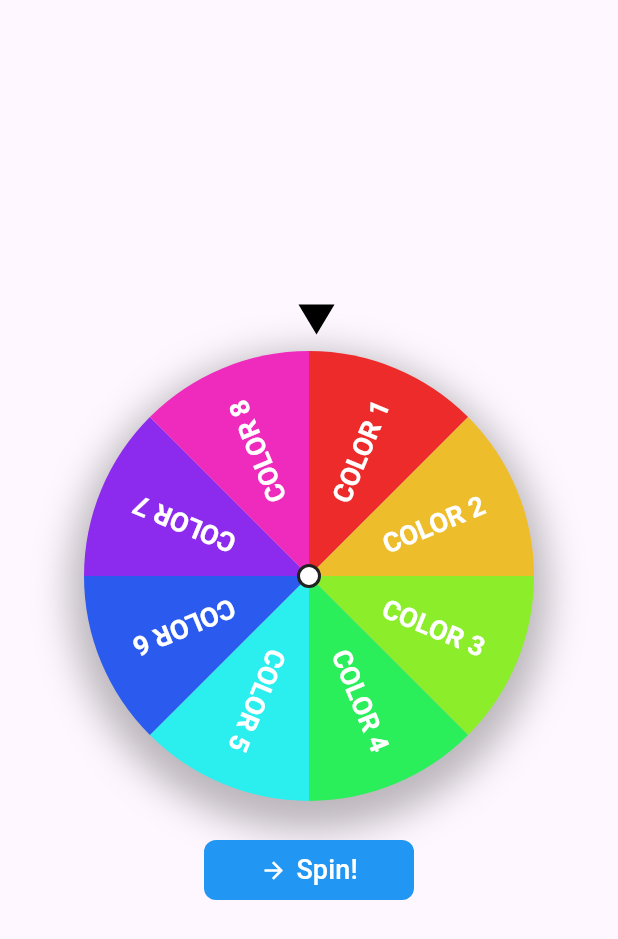
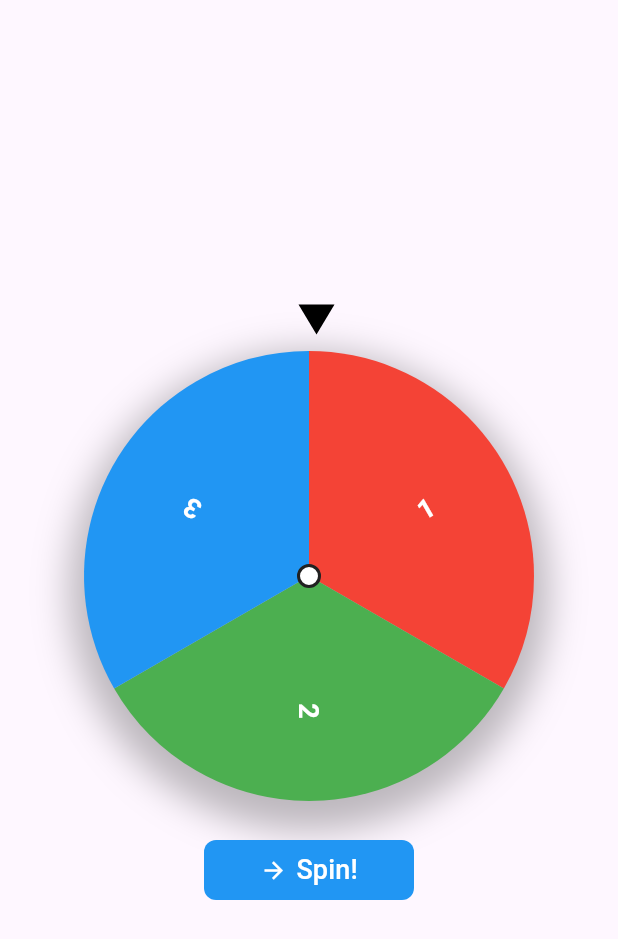
Before and after one commit to Tahaylmz/gamification-wheel, a Flutter app: the WheelPage screen opened directly, on a phone screen of 412 x 824 dp. Shown: the top 939 px of the screen. Run offline on Flutter 3.47's test engine with Material 3 defaults, Android fonts, the phone set to English and light mode, and no system bars; our stand-ins replace bloc, dartz, equatable, flutter_bloc, get_it.

Commit message:
chore: update version to 0.1.4, implement breaking changes for color parameters, remove unused dependencies, and enhance documentation

```diff
--- a/lib/domain/entities/wheel/wheel_segment.dart
+++ b/lib/domain/entities/wheel/wheel_segment.dart
@@ -1,4 +1,5 @@
 import 'package:equatable/equatable.dart';
+import 'package:flutter/material.dart' show Color;
 
 // ========================================
 // WHEEL SEGMENT ENTITY
@@ -13,7 +14,7 @@ class WheelSegment extends Equatable {
   // ========================================
   final String id; // Unique segment identifier
   final String text; // Text to be displayed on the segment
-  final String color; // Segment color (hex format)
+  final Color color; // Segment color
   final double probability; // Probability of the segment being selected
 
   // ========================================
@@ -22,7 +23,7 @@ class WheelSegment extends Equatable {
   const WheelSegment({
     required this.id, // Unique segment identifier
     required this.text, // Text to be displayed on the segment
-    required this.color, // Segment color (hex format)
+    required this.color, // Segment color
     this.probability = 1.0, // Default weight
   });
 
@@ -38,7 +39,7 @@ class WheelSegment extends Equatable {
   WheelSegment copyWith({
     String? id,
     String? text,
-    String? color,
+    Color? color,
     double? probability,
   }) {
     return WheelSegment(
--- a/lib/gamification_wheel.dart
+++ b/lib/gamification_wheel.dart
@@ -32,9 +32,6 @@ export 'domain/entities/wheel/wheel_segment.dart';
 export 'core/constants/wheel_constants.dart';
 export 'core/constants/color_constants.dart';
 
-// Utils
-export 'utils/color_utils.dart';
-
 // Repository Interface
 export 'domain/repositories/wheel_repository.dart';
 
--- a/lib/presentation/blocs/wheel_display/wheel_display_bloc.dart
+++ b/lib/presentation/blocs/wheel_display/wheel_display_bloc.dart
@@ -1,4 +1,5 @@
 import 'package:bloc/bloc.dart';
+import 'package:flutter/material.dart' show Colors, Color;
 import '../../../domain/entities/wheel/wheel_segment.dart';
 import 'events.dart';
 import 'states.dart';
@@ -50,7 +51,7 @@ class WheelDisplayBloc extends Bloc<WheelDisplayEvent, WheelDisplayState> {
     // VALIDATION
     // ========================================
     if (segments.isEmpty) {
-      return const WheelSegment(id: '1', text: '1', color: '#FF6B6B');
+      return const WheelSegment(id: '1', text: '1', color: Colors.red);
     }
 
     // ========================================
@@ -114,8 +115,8 @@ class WheelDisplayBloc extends Bloc<WheelDisplayEvent, WheelDisplayState> {
   }
 
   /// Calculates the arrow color
-  String getArrowColorHex(WheelSegment currentSegment, double angle) {
+  Color getArrowColor(WheelSegment currentSegment, double angle) {
     // Black if wheel hasn't started spinning, segment color if it has
-    return angle == 0.0 ? '#000000' : currentSegment.color;
+    return angle == 0.0 ? Colors.black : currentSegment.color;
   }
 }
--- a/lib/presentation/pages/wheel_page.dart
+++ b/lib/presentation/pages/wheel_page.dart
@@ -1,17 +1,6 @@
 import 'package:flutter/material.dart';
 import '../../domain/entities/wheel/wheel_segment.dart';
 import '../widgets/wheel/wheel_widget.dart';
-
-Color _rainbowColor(int index, int total) {
-  final hue = (index * 360 / total) % 360;
-  return HSLColor.fromAHSL(1.0, hue, 0.85, 0.55).toColor();
-}
-
-String _colorToHex(Color color) => '#'
-        '${(color.r * 255).round().toRadixString(16).padLeft(2, '0')}'
-        '${(color.g * 255).round().toRadixString(16).padLeft(2, '0')}'
-        '${(color.b * 255).round().toRadixString(16).padLeft(2, '0')}'
-    .toUpperCase();
 
 class WheelPage extends StatelessWidget {
   const WheelPage({super.key});
@@ -21,18 +10,14 @@ class WheelPage extends StatelessWidget {
   // ========================================
   @override
   Widget build(BuildContext context) {
-    const segmentCount = 8;
-    final segments = List.generate(
-        segmentCount,
-        (i) => WheelSegment(
-              id: 'SEG$i',
-              text: 'COLOR ${i + 1}',
-              color: _colorToHex(_rainbowColor(i, segmentCount)),
-            ));
-    return Scaffold(
+    return const Scaffold(
       body: Center(
         child: GWheel(
-          segments: segments,
+          segments: [
+            WheelSegment(id: '1', text: '1', color: Colors.red),
+            WheelSegment(id: '2', text: '2', color: Colors.green),
+            WheelSegment(id: '3', text: '3', color: Colors.blue),
+          ],
           // pointerOffset: 15,
           // spinButtonOffset: 16,
           // removeSpinButtonOffset: false,
--- a/lib/presentation/widgets/wheel/wheel_display.dart
+++ b/lib/presentation/widgets/wheel/wheel_display.dart
@@ -7,7 +7,6 @@ import '../../blocs/wheel_display/wheel_display_bloc.dart';
 import '../../blocs/wheel_display/states.dart';
 import 'wheel_painter.dart';
 import '../../../core/constants/color_constants.dart';
-import '../../../utils/color_utils.dart';
 
 class WheelDisplay extends StatelessWidget {
   // ========================================
@@ -85,19 +84,16 @@ class WheelDisplay extends StatelessWidget {
           segments,
           angle,
         );
-        final arrowColorHex = wheelDisplayBloc.getArrowColorHex(
+        Color arrowColor = wheelDisplayBloc.getArrowColor(
           currentSegment,
           angle,
         );
-        Color arrowColor;
         if (animatePointerColor && blocState.isSpinning) {
           // Animated color: rainbow
           final t = (angle * 180 / 3.14159) % 360;
           arrowColor = HSLColor.fromAHSL(1.0, t, 0.85, 0.55).toColor();
         } else if (!animatePointerColor) {
           arrowColor = pointerColor;
-        } else {
-          arrowColor = ColorUtils.parseColor(arrowColorHex);
         }
 
         return GestureDetector(
--- a/lib/presentation/widgets/wheel/wheel_painter.dart
+++ b/lib/presentation/widgets/wheel/wheel_painter.dart
@@ -2,7 +2,6 @@ import 'dart:math';
 import 'package:flutter/material.dart';
 import '../../../domain/entities/wheel/wheel_segment.dart';
 import '../../../core/constants/color_constants.dart';
-import '../../../utils/color_utils.dart';
 
 class WheelPainter extends CustomPainter {
   // ========================================
@@ -131,7 +130,7 @@ class WheelPainter extends CustomPainter {
     double angleSize,
     WheelSegment segment,
   ) {
-    paint.color = ColorUtils.parseColor(segment.color);
+    paint.color = segment.color;
 
     canvas.drawArc(
       Rect.fromCircle(center: center, radius: radius),
--- a/lib/presentation/widgets/wheel/wheel_widget_export.dart
+++ b/lib/presentation/widgets/wheel/wheel_widget_export.dart
@@ -23,6 +23,3 @@ export '../../../domain/entities/wheel/wheel_segment.dart';
 // Constants
 export '../../../core/constants/wheel_constants.dart';
 export '../../../core/constants/color_constants.dart';
-
-// Utils
-export '../../../utils/color_utils.dart';
--- a/lib/utils/color_utils.dart
+++ /dev/null
@@ -1,52 +0,0 @@
-import 'package:flutter/material.dart';
-
-/// Color utility class - Helper functions for color operations
-class ColorUtils {
-  /// Converts hex string to Color object
-  ///
-  /// [colorString] Color string in hex format (e.g., "#FF6B6B" or "FF6B6B")
-  /// [fallbackColor] Default color to return in case of error
-  ///
-  /// Returns: Color object
-  static Color parseColor(String colorString,
-      {Color fallbackColor = Colors.red}) {
-    try {
-      // Remove # and add 0xFF prefix
-      String hexColor = colorString.replaceAll('#', '');
-      if (hexColor.length == 6) {
-        hexColor = '0xFF$hexColor';
-      }
-      return Color(int.parse(hexColor));
-    } catch (e) {
-      return fallbackColor;
-    }
-  }
-
-  /// Checks if the color string is valid
-  ///
-  /// [colorString] Color string to check
-  ///
-  /// Returns: true if it's a valid hex color string
-  static bool isValidColor(String colorString) {
-    try {
-      String hexColor = colorString.replaceAll('#', '');
-      if (hexColor.length != 6) return false;
-      int.parse(hexColor, radix: 16);
-      return true;
-    } catch (e) {
-      return false;
-    }
-  }
-
-  /// Normalizes color string (adds # if missing)
-  ///
-  /// [colorString] Color string to normalize
-  ///
-  /// Returns: Normalized color string
-  static String normalizeColor(String colorString) {
-    if (colorString.startsWith('#')) {
-      return colorString;
-    }
-    return '#$colorString';
-  }
-}
```
Also changed, not shown: example/lib/main.dart (+14 -15 lines), pubspec.yaml (+1 -9 lines), 4 other files.
